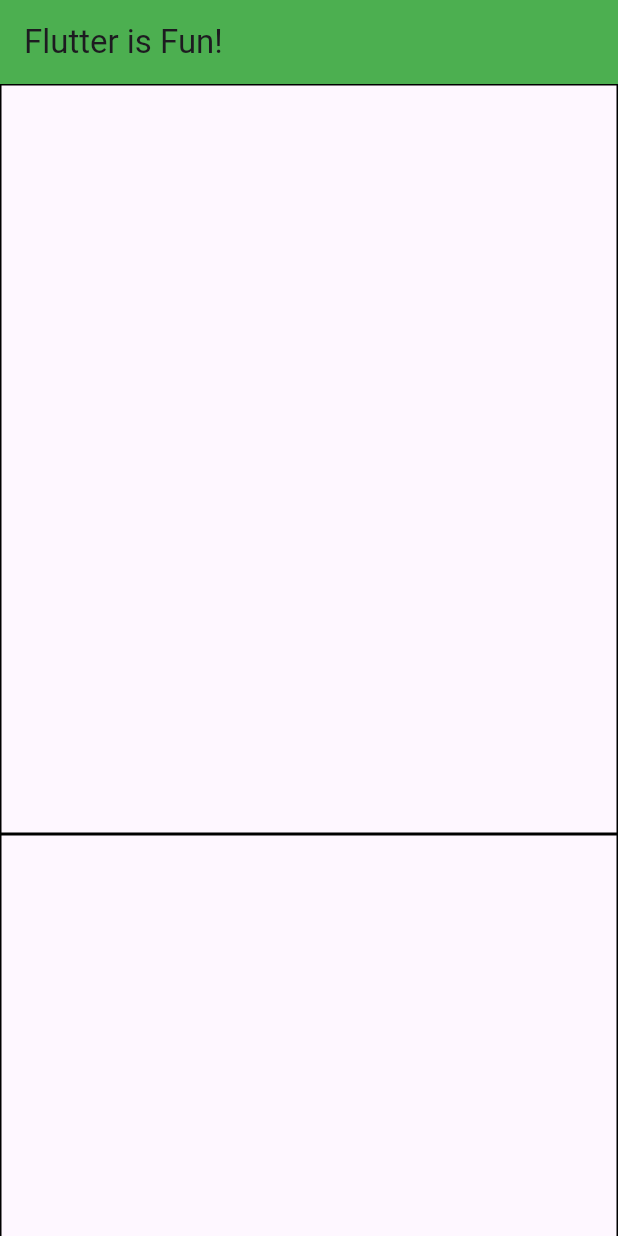
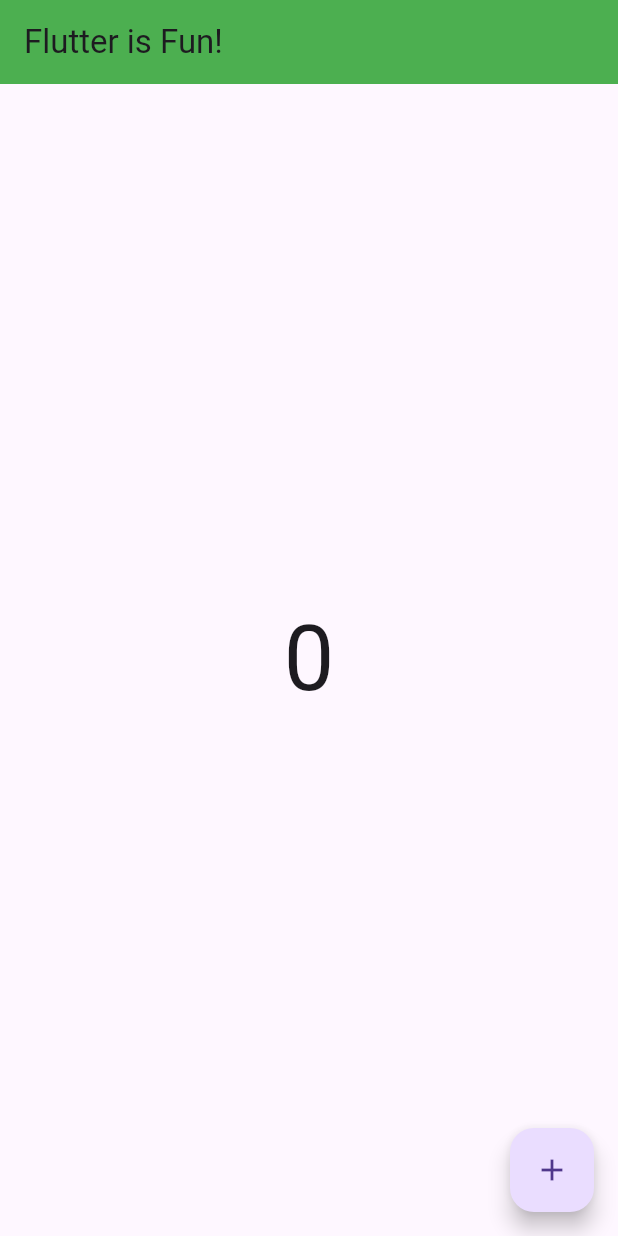
Before and after one commit to FJoey/Fireship-Tutorial, a Flutter app: the screen it shows after launch, on a phone screen of 412 x 824 dp. Run offline on Flutter 3.47's test engine with Material 3 defaults, Android fonts, the phone set to English and light mode, and no system bars.

```diff
--- a/lib/main.dart
+++ b/lib/main.dart
@@ -4,8 +4,16 @@ void main() {
   runApp(MyApp());
 }
 
-class MyApp extends StatelessWidget {
+class MyApp extends StatefulWidget {
   const MyApp({super.key});
+
+  @override
+  State<MyApp> createState() => _MyAppState();
+}
+
+class _MyAppState extends State<MyApp> {
+
+  int count = 0;
 
   @override
   Widget build(BuildContext context) {
@@ -16,14 +24,19 @@ class MyApp extends StatelessWidget {
           title: const Text('Flutter is Fun!'),
         ),
 
-        body: ListView.builder(
-          itemBuilder: (_, index) {
-            return Container(
-              decoration: BoxDecoration(border: Border.all()),
-              width: 500,
-              height: 500
-            );
-          }
+        floatingActionButton: FloatingActionButton(
+          child: Icon(Icons.add),
+          onPressed: () {
+            setState(() {
+              count++;
+            });
+          },
+        ),
+        body: Center(
+          child: Text(
+            '$count',
+            style: TextStyle(fontSize: 60),
+          ),
         ),
       ),
     );
```
